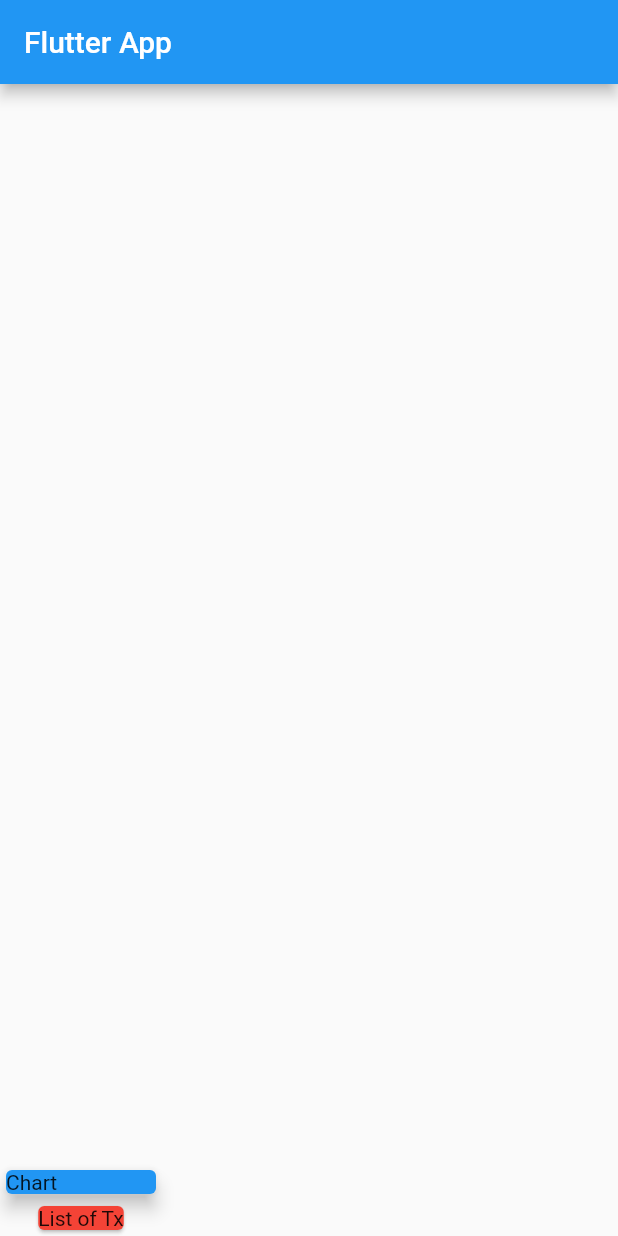
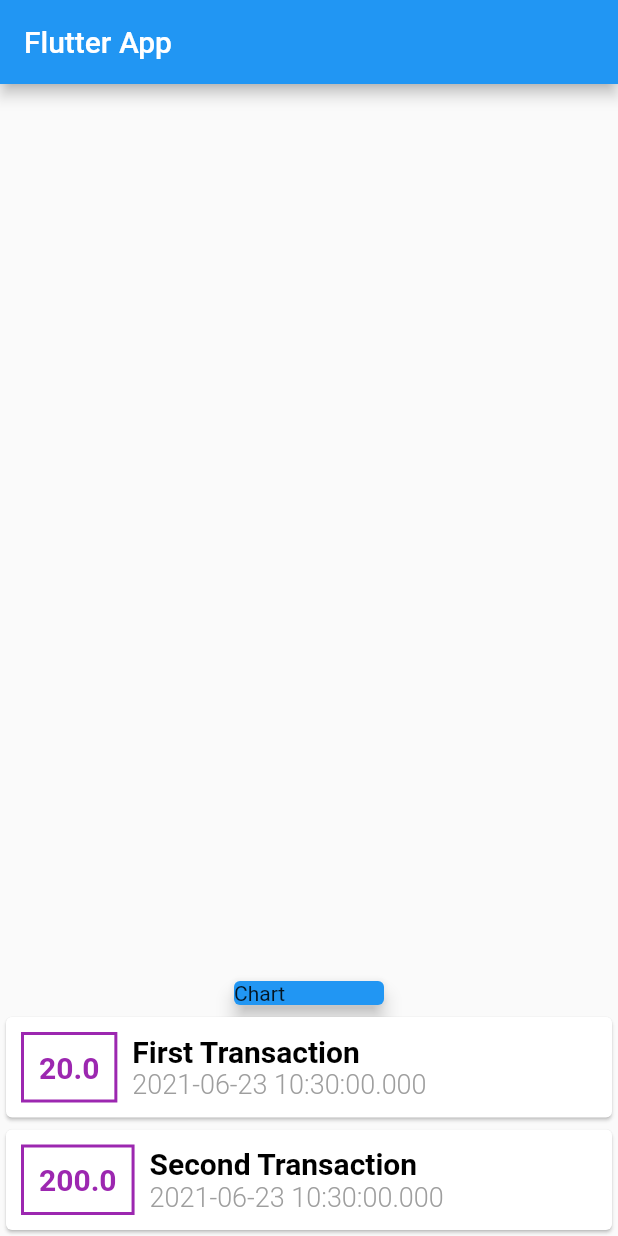
Before and after one commit to shovon2121/Personal_Expense_Planner, a Flutter app: the screen it shows after launch, on a phone screen of 412 x 824 dp. Run offline on Flutter 3.47's test engine with Material 2 defaults, Android fonts, the phone set to English and light mode, and no system bars.

Commit message:
Transaction Card done

```diff
--- a/lib/main.dart
+++ b/lib/main.dart
@@ -1,11 +1,11 @@
 import 'package:flutter/material.dart';
+import './transaction.dart';
 
-void main(){
+void main() {
   runApp(MyApp());
 }
+
 class MyApp extends StatelessWidget {
-
-
   @override
   Widget build(BuildContext context) {
     return MaterialApp(
@@ -16,6 +16,18 @@ class MyApp extends StatelessWidget {
 }
 
 class MyHomePage extends StatelessWidget {
+  final List<Transaction> transactions = [
+    Transaction(
+        id: 't1',
+        title: 'First Transaction',
+        amount: 20.0,
+        date: DateTime.now()),
+    Transaction(
+        id: 't2',
+        title: 'Second Transaction',
+        amount: 200.0,
+        date: DateTime.now())
+  ];
 
   @override
   Widget build(BuildContext context) {
@@ -25,20 +37,61 @@ class MyHomePage extends StatelessWidget {
         ),
         body: Column(
           mainAxisAlignment: MainAxisAlignment.end,
-        children: <Widget> [
+          children: <Widget>[
             Card(
               color: Colors.blue,
-            child: Container(
-                width: 100,
-                child: Text("Chart")),
+              child: Container(width: 100, child: Text("Chart")),
               elevation: 5,
             ),
-          Card(
-            child: Text('List of Tx'),
-            color: Colors.red,
+            Column(
+              children: transactions.map((tx) {
+                return Card(
+                  child: Row(
+                    children: <Widget>[
+                      Container(
+                        margin:
+                            EdgeInsets.symmetric(vertical: 10, horizontal: 10),
+                        decoration: BoxDecoration(
+                            border: Border.all(
+                          color: Colors.purple,
+                          width: 2,
+                        )),
+                        padding: EdgeInsets.all(10),
+                        child: Text(
+                          tx.amount.toString(),
+                          style: TextStyle(
+                              fontWeight: FontWeight.bold,
+                              fontSize: 20,
+                              color: Colors.purple),
+                        ),
+                      ),
+                      Column(
+                        children: <Widget>[
+                          Text(
+                            (tx.title),
+                            style: TextStyle(
+                              fontWeight: FontWeight.bold,
+                              fontSize: 20,
+                              color: Colors.black,
+                            ),
+                          ),
+                          Text(
+                            tx.date.toString(),
+                            style: TextStyle(
+                              fontWeight: FontWeight.w300,
+                              fontSize: 18,
+                              color: Colors.grey,
+                            ),
+                          ),
+                        ],
+                        crossAxisAlignment: CrossAxisAlignment.start,
                       )
                     ],
+                  ),
+                );
+              }).toList(),
             )
-    );
+          ],
+        ));
   }
 }
--- /dev/null
+++ b/lib/transaction.dart
@@ -0,0 +1,14 @@
+import 'package:flutter/foundation.dart';
+class Transaction {
+  final String id;
+  final String title;
+  final double amount;
+  final DateTime date;
+
+  Transaction({
+    @required this.id,
+    @required this.title,
+    @required this.amount,
+    @required this.date
+  });
+}
```
Lines whose indentation alone changed are shown as unchanged.
